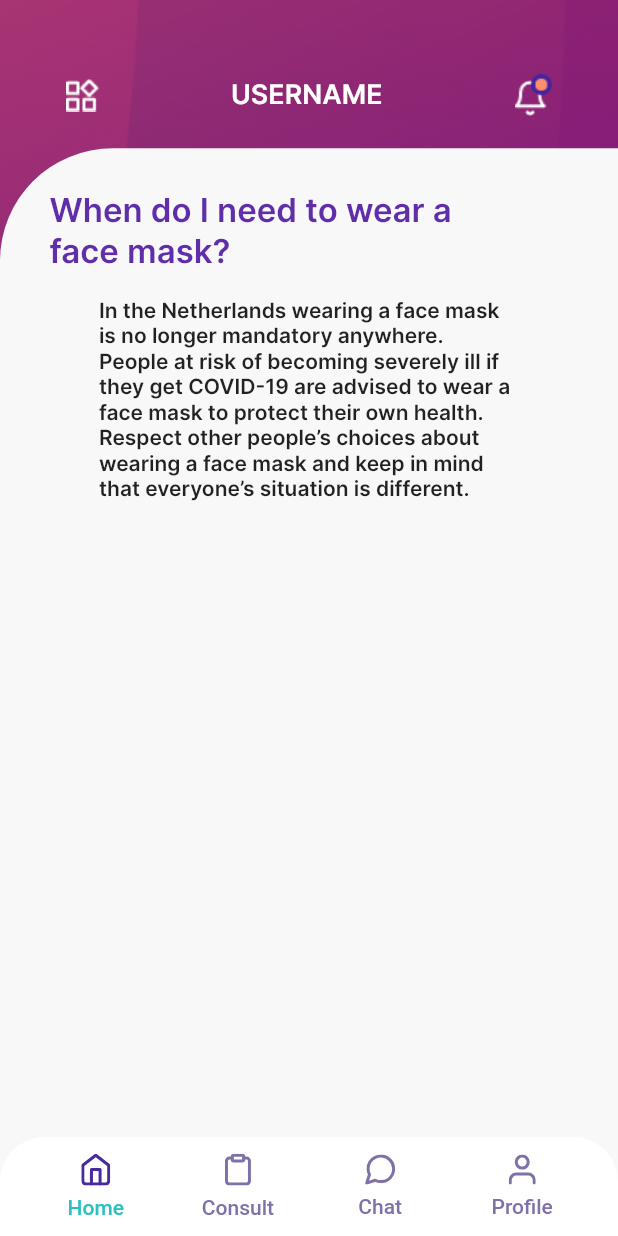
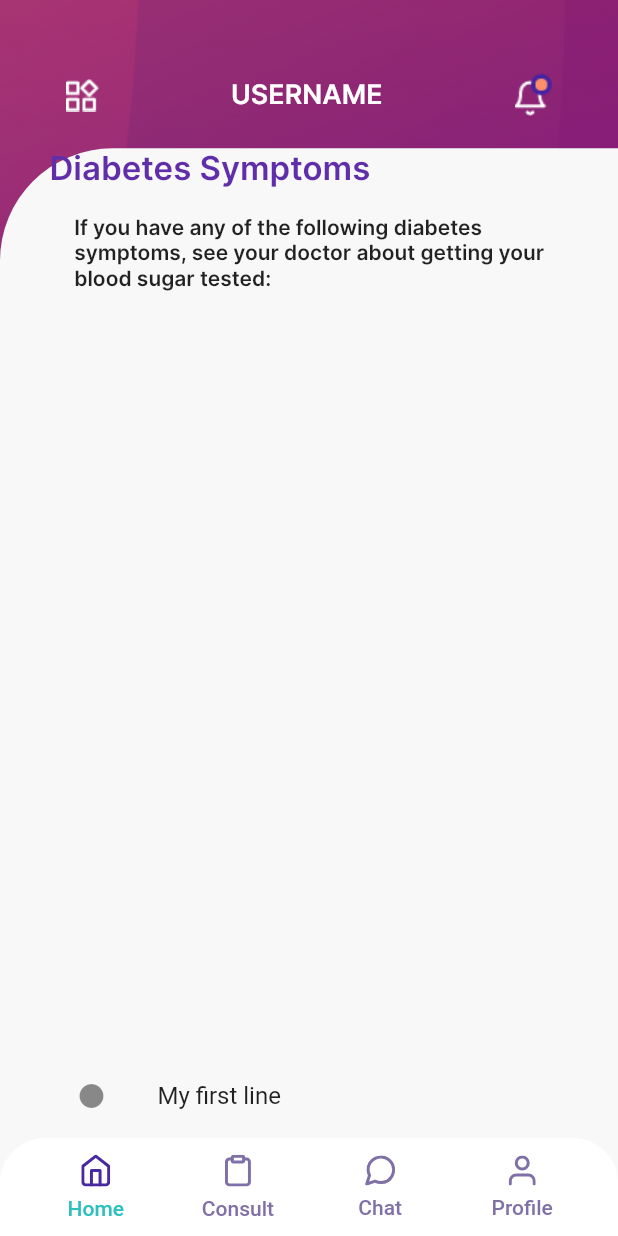
Before and after one commit to ahmednabilmahran/new-medica, a Flutter app: the symptom1 screen opened directly, on a phone screen of 412 x 824 dp. Run offline on Flutter 3.47's test engine with Material 2 defaults, Android fonts, the phone set to English and light mode, and no system bars; our stand-ins replace carousel_slider, cloud_firestore, country_code_picker, date_picker_timeline, equatable, firebase_auth and 12 more; missing offline and left inert: booking_calendar, dart:ffi, mockito, tflite; accounts and stored records are empty.

Commit message:
symptoms 'not complete'

```diff
--- a/lib/patient/patient_symptoms.dart
+++ b/lib/patient/patient_symptoms.dart
@@ -43,9 +43,9 @@ class patient_symptoms extends StatelessWidget {
 
   List symptoms = [
     symptomCard(
-      primary: 'Wear Mask Compulsory',
-      secondary: 'The point of using Lor Ipsum normal of letters...',
-      imageAddress: 'assets/images/wearMask.jpg',
+      primary: 'Diabetes Symptoms',
+      secondary: 'if you have any of the following...',
+      imageAddress: 'assets/images/symptoms/diabetes.jpg',
       imageFit: BoxFit.fitWidth,
       onPressed: () {
         Get.to(() => symptom1());
--- a/lib/symptoms/symptom1.dart
+++ b/lib/symptoms/symptom1.dart
@@ -130,7 +130,7 @@ class symptom1 extends StatelessWidget {
                           ),
                           child: CustomText(
                             textAlign: TextAlign.left,
-                            text: "When do I need to wear a \nface mask?",
+                            text: "Diabetes Symptoms",
                             textStyle: TextStyle(
                               color: primaryColor,
                               fontSize: 22,
@@ -154,12 +154,12 @@ class symptom1 extends StatelessWidget {
                       child: SingleChildScrollView(
                         child: Container(
                           padding: EdgeInsets.only(
-                            right: size.width * 0.08,
-                            left: size.width * 0.08,
+                            right: size.width * 0.03,
+                            left: size.width * 0.04,
                           ),
                           child: CustomText(
                             textAlign: TextAlign.left,
-                            text: "In the Netherlands wearing a face mask is no longer mandatory anywhere.\nPeople at risk of becoming severely ill if they get COVID-19 are advised to wear a face mask to protect their own health.\nRespect other people’s choices about wearing a face mask and keep in mind that everyone’s situation is different.",
+                            text: "If you have any of the following diabetes symptoms, see your doctor about getting your blood sugar tested:",
                             textStyle: TextStyle(
                               color: Colors.black87,
                               fontSize: 14,
@@ -170,6 +170,27 @@ class symptom1 extends StatelessWidget {
                         ),
                       ),
                     ),
+                    Container(
+                      padding: EdgeInsets.only(
+                        right: size.width * 0.08,
+                        left: size.width * 0.08,
+                      ),
+                     // height: size.height * 0.68,
+                      width: double.infinity,
+                      child: Column(
+                        children: <Widget>[
+                          ListTile(
+                            leading: Icon(Icons.fiber_manual_record),
+                            title: new Text('My first line'),
+                            ),
+
+
+                        ]
+                      ),
+                    ),
+
+
+
                     Container(
                       // padding: EdgeInsets.only(
                       //   top: size.height * 0.02,
--- a/pubspec.yaml
+++ b/pubspec.yaml
@@ -94,6 +94,9 @@ flutter:
     - assets/images/depts/
     - assets/images/socialmedia/
     - assets/images/logo.png
+    - assets/images/symptoms/
+
+
 
   # An image asset can refer to one or more resolution-specific "variants", see
   # https://flutter.dev/assets-and-images/#resolution-aware
```
Also changed, not shown: assets/images/symptoms/diabetes.jpg (added).
